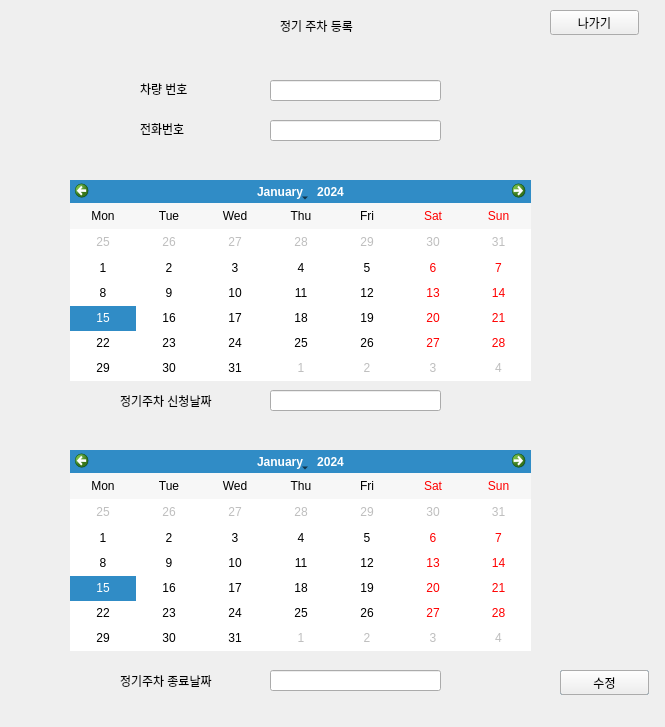
Old version of the form regular_add.ui in the repository mssung34/ALPR.
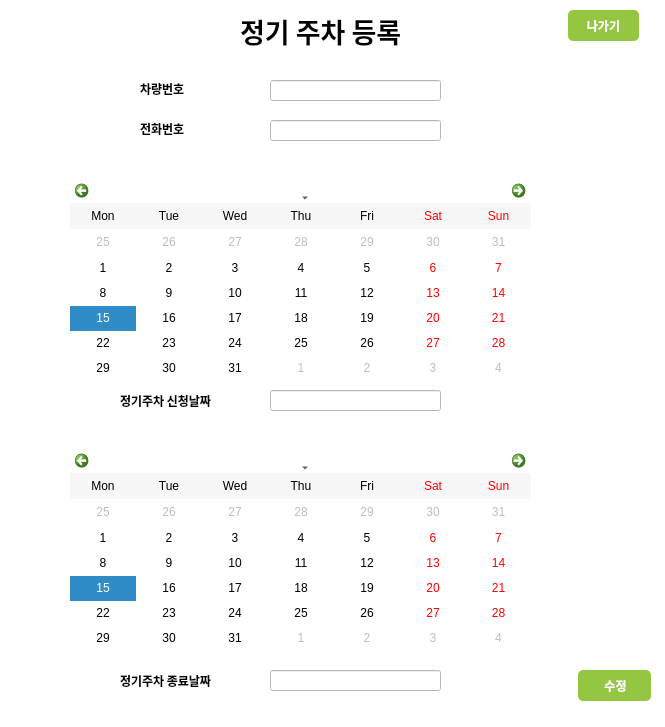
New version of the form.

Diff of the .ui file:
```diff
--- a/regular_add.ui
+++ b/regular_add.ui
@@ -13,15 +13,26 @@
   <property name="windowTitle">
    <string>Dialog</string>
   </property>
+  <property name="styleSheet">
+   <string notr="true">background-color: rgb(255, 255, 255);</string>
+  </property>
   <widget class="QLabel" name="title">
    <property name="geometry">
     <rect>
-     <x>280</x>
+     <x>240</x>
      <y>10</y>
-     <width>111</width>
-     <height>31</height>
+     <width>171</width>
+     <height>41</height>
     </rect>
    </property>
+   <property name="font">
+    <font>
+     <family>Sans</family>
+     <pointsize>20</pointsize>
+     <weight>75</weight>
+     <bold>true</bold>
+    </font>
+   </property>
    <property name="text">
     <string>정기 주차 등록</string>
    </property>
@@ -45,8 +56,15 @@
      <height>17</height>
     </rect>
    </property>
+   <property name="font">
+    <font>
+     <family>Sans</family>
+     <weight>75</weight>
+     <bold>true</bold>
+    </font>
+   </property>
    <property name="text">
-    <string>차량 번호</string>
+    <string>차량번호</string>
    </property>
   </widget>
   <widget class="QLabel" name="start_label">
@@ -58,6 +76,13 @@
      <height>21</height>
     </rect>
    </property>
+   <property name="font">
+    <font>
+     <family>Sans</family>
+     <weight>75</weight>
+     <bold>true</bold>
+    </font>
+   </property>
    <property name="text">
     <string>정기주차 신청날짜</string>
    </property>
@@ -71,6 +96,13 @@
      <height>21</height>
     </rect>
    </property>
+   <property name="font">
+    <font>
+     <family>Sans</family>
+     <weight>75</weight>
+     <bold>true</bold>
+    </font>
+   </property>
    <property name="text">
     <string>정기주차 종료날짜</string>
    </property>
@@ -111,12 +143,24 @@
   <widget class="QPushButton" name="register_btn">
    <property name="geometry">
     <rect>
-     <x>560</x>
+     <x>578</x>
      <y>670</y>
-     <width>89</width>
-     <height>25</height>
+     <width>71</width>
+     <height>31</height>
     </rect>
    </property>
+   <property name="styleSheet">
+    <string notr="true">QPushButton{
+	background-color: rgb(148, 198, 65);
+	color: rgb(255, 255, 255);
+	border-radius: 5px
+}
+QPushButton:hover{
+	
+	background-color: rgb(78, 154, 6);
+	border-radius: 5px
+}</string>
+   </property>
    <property name="text">
     <string>등록</string>
    </property>
@@ -137,12 +181,31 @@
   <widget class="QPushButton" name="exit_btn">
    <property name="geometry">
     <rect>
-     <x>550</x>
+     <x>568</x>
      <y>10</y>
-     <width>89</width>
-     <height>25</height>
+     <width>71</width>
+     <height>31</height>
     </rect>
    </property>
+   <property name="font">
+    <font>
+     <family>Sans</family>
+     <weight>75</weight>
+     <bold>true</bold>
+    </font>
+   </property>
+   <property name="styleSheet">
+    <string notr="true">QPushButton{
+	background-color: rgb(148, 198, 65);
+	color: rgb(255, 255, 255);
+	border-radius: 5px
+}
+QPushButton:hover{
+	
+	background-color: rgb(78, 154, 6);
+	border-radius: 5px
+}</string>
+   </property>
    <property name="text">
     <string>나가기</string>
    </property>
@@ -150,12 +213,31 @@
   <widget class="QPushButton" name="edit_btn">
    <property name="geometry">
     <rect>
-     <x>560</x>
+     <x>580</x>
      <y>670</y>
-     <width>89</width>
-     <height>25</height>
+     <width>71</width>
+     <height>31</height>
     </rect>
    </property>
+   <property name="font">
+    <font>
+     <family>Sans</family>
+     <weight>75</weight>
+     <bold>true</bold>
+    </font>
+   </property>
+   <property name="styleSheet">
+    <string notr="true">QPushButton{
+	background-color: rgb(148, 198, 65);
+	color: rgb(255, 255, 255);
+	border-radius: 5px
+}
+QPushButton:hover{
+	
+	background-color: rgb(78, 154, 6);
+	border-radius: 5px
+}</string>
+   </property>
    <property name="text">
     <string>수정</string>
    </property>
@@ -169,6 +251,13 @@
      <height>17</height>
     </rect>
    </property>
+   <property name="font">
+    <font>
+     <family>Sans</family>
+     <weight>75</weight>
+     <bold>true</bold>
+    </font>
+   </property>
    <property name="text">
     <string>전화번호</string>
    </property>
```
